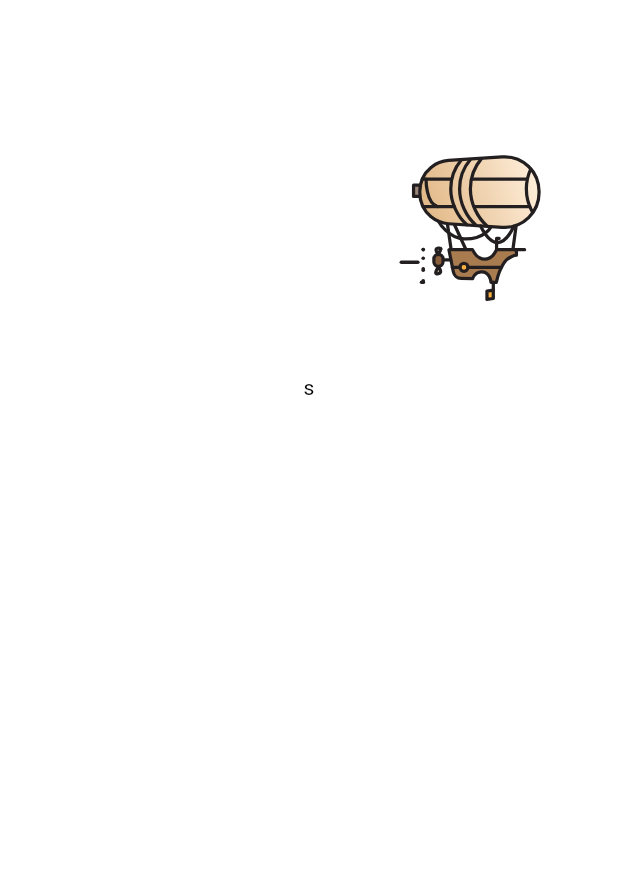
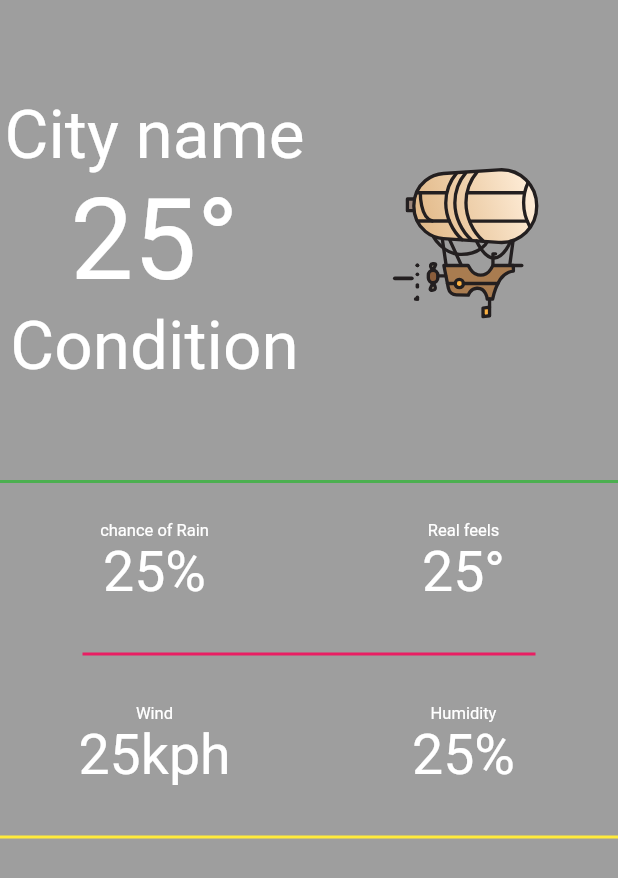
Before and after one commit to aditya222k/weather-app, a Flutter app: the LocationScreen screen opened directly, on a phone screen of 412 x 824 dp. Shown: the top 878 px of the screen. Run offline on Flutter 3.47's test engine with Material 2 defaults, Android fonts, the phone set to English and light mode, and no system bars; our stand-ins replace flutter_spinkit, geolocator, lottie; network calls fail; statements that could not run were skipped.

Commit message:
Refreshed UI

```diff
--- a/lib/screens/location_screen.dart
+++ b/lib/screens/location_screen.dart
@@ -1,9 +1,8 @@
 import 'package:flutter/cupertino.dart';
 import 'package:flutter/material.dart';
+import 'package:clima/services/weather.dart';
+import 'package:lottie/lottie.dart';
 import 'package:clima/utilities/constants.dart';
-import 'package:clima/services/weather.dart';
-import 'package:clima/screens/city_screen.dart';
-import 'package:lottie/lottie.dart';
 
 class LocationScreen extends StatefulWidget {
   LocationScreen({this.locationWeather});
@@ -30,11 +29,11 @@ class _LocationScreenState extends State<LocationScreen> {
 
   void updateUI(dynamic weatherData) {
     setState(() {
-      if(weatherData== null){
-        temperature =0;
+      if (weatherData == null) {
+        temperature = 0;
         weatherIcon = 'Error';
-        weatherMessage= 'Unable ot get weather data';
-        cityName ='';
+        weatherMessage = 'Unable ot get weather data';
+        cityName = '';
       }
       double temp = weatherData['main']['temp'];
       temperature = temp.toInt();
@@ -50,25 +49,125 @@ class _LocationScreenState extends State<LocationScreen> {
   @override
   Widget build(BuildContext context) {
     return Scaffold(
-      body: Container(color: Colors.white,
-        width: double.infinity,
-        child:Column(
-          children: [
-            SizedBox(
-              height: 50,
-            ),
-            Align(alignment: Alignment.topRight,
-                child: Lottie.asset('Animations/weatherbaloon.json',height: 200,width: 200)),
-            Text('s',style: TextStyle(color: Colors.black),)
-
-          ],
-        )
-      )
-    );
+        backgroundColor: Colors.grey,
+        body: SafeArea(
+          child: Container(
+              width: double.infinity,
+              child: Column(
+                children: [
+                  Row(
+                    children: [
+                      Expanded(
+                        child: Column(
+                          children: [
+                            Text(
+                              'City name',
+                              style: TextStyle(fontSize: 45),
+                            ),
+                            Text(
+                              '25°',
+                              style: kTempTextStyle,
+                            ),
+                            Text(
+                              'Condition',
+                              style: TextStyle(fontSize: 45),
+                            ),
+                          ],
+                        ),
+                      ),
+                      Expanded(
+                        child: Align(
+                            alignment: Alignment.topRight,
+                            child: Lottie.asset('Animations/weatherbaloon.json',
+                                height: 320, width: 450)),
+                      ),
+                    ],
+                  ),
+                  SizedBox(
+                    width: double.infinity,
+                    child: Center(
+                      child: Container(
+                        height: 2,
+                        margin: EdgeInsetsDirectional.only(top: 0, bottom: 0),
+                        decoration: BoxDecoration(
+                          border: Border(
+                            left: Divider.createBorderSide(context,
+                                color: Colors.green,
+                                width: MediaQuery.of(context).size.width),
+                          ),
+                        ),
+                      ),
+                    ),
+                  ),
+                  Padding(
+                    padding: const EdgeInsets.fromLTRB(0, 25, 0, 25),
+                    child: Row(
+                      children: [
+                        BodyExpands(
+                          about: 'chance of Rain',
+                          temp: '25%',
+                        ),
+                        BodyExpands(
+                          about: 'Real feels',
+                          temp: '25°',
+                        ),
+                      ],
+                    ),
+                  ),
+                  Divider(
+                    thickness: 2,
+                    indent: 55,
+                    endIndent: 55,
+                    color: Colors.pink,
+                  ),
+                  Padding(
+                    padding: const EdgeInsets.fromLTRB(0, 25, 0, 25),
+                    child: Row(
+                      children: [
+                        BodyExpands(
+                          about: 'Wind',
+                          temp: '25kph',
+                        ),
+                        BodyExpands(
+                          about: 'Humidity',
+                          temp: '25%',
+                        ),
+                      ],
+                    ),
+                  ),
+                  Divider(
+                    thickness: 2,
+                    color: Colors.yellow,
+                  ),
+                ],
+              )),
+        ));
   }
 }
 
+class BodyExpands extends StatelessWidget {
+  BodyExpands({this.about, this.temp});
+  final String about;
+  final String temp;
 
+  @override
+  Widget build(BuildContext context) {
+    return Expanded(
+        child: Column(
+      mainAxisAlignment: MainAxisAlignment.center,
+      children: [
+        Text(
+          about,
+          style: kSecondaryText,
+        ),
+        Text(
+          '$temp',
+          style: kSecondaryInfo,
+        ),
+      ],
+    ));
+  }
+}
 
 // Container(
 // color: Colors.grey,
--- a/lib/utilities/constants.dart
+++ b/lib/utilities/constants.dart
@@ -1,24 +1,27 @@
 import 'package:flutter/material.dart';
 
 const kTempTextStyle = TextStyle(
-  fontFamily: 'Spartan MB',
-  fontSize: 100.0,
+  // fontFamily: 'Spartan MB',
+  fontSize: 75.0,
 );
 
 const kMessageTextStyle = TextStyle(
-  fontFamily: 'Spartan MB',
+  // fontFamily: 'Spartan MB',
   fontSize: 60.0,
 );
 
 const kButtonTextStyle = TextStyle(
   fontSize: 30.0,
   color: Colors.white,
-  fontFamily: 'Spartan MB',
+  // fontFamily: 'Spartan MB',
 );
 
 const kConditionTextStyle = TextStyle(
   fontSize: 100.0,
 );
+
+const kSecondaryInfo = TextStyle(fontSize: 37);
+const kSecondaryText = TextStyle(fontSize: 11);
 
 const apiKey = 'bf578cae77350e81058299bb32a592f9';
 
```
Also changed, not shown: pubspec.lock, 30 other files.
